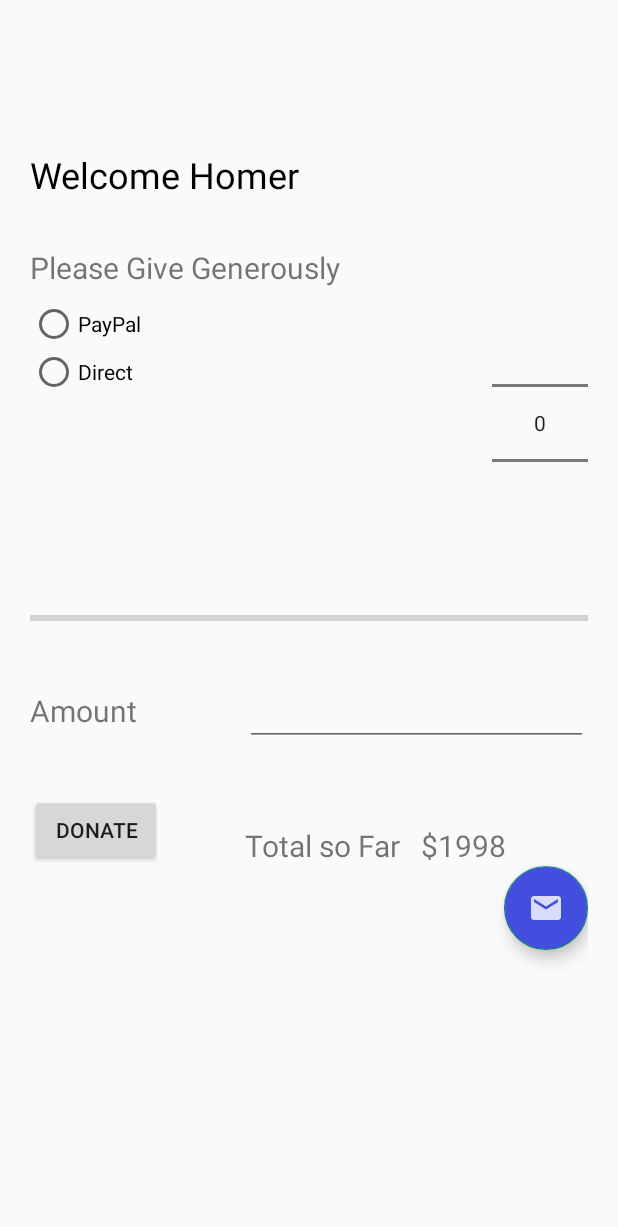
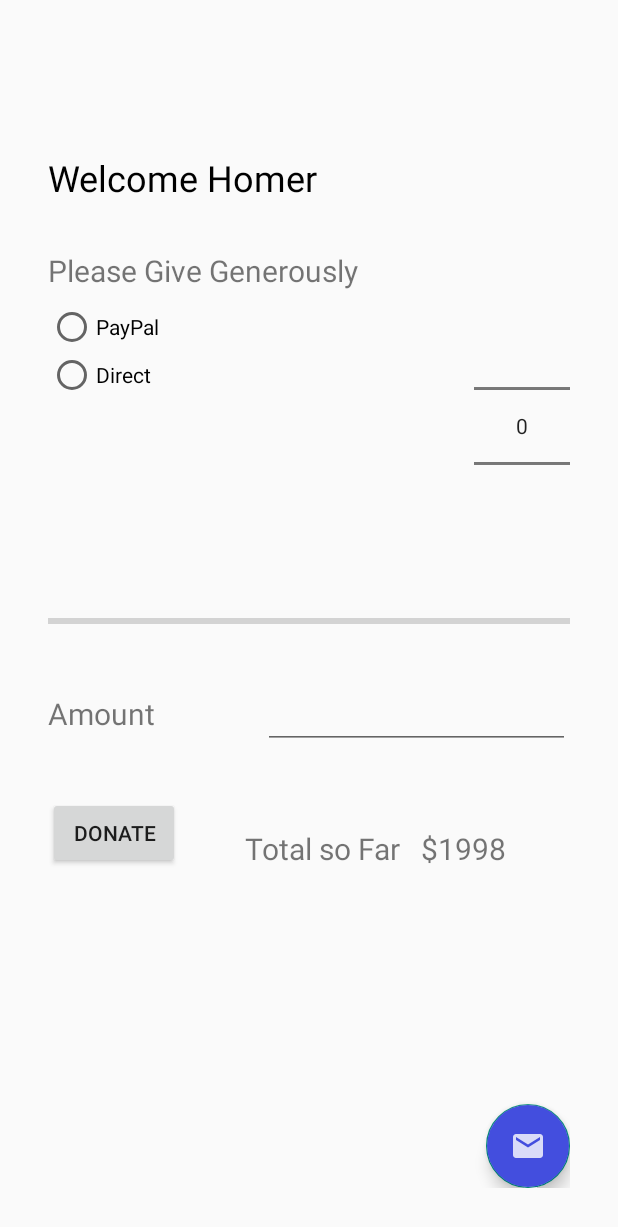
Before and after one commit to quiin1/MobDev_INT3120_20, an Android app: the layout donation_linear.xml on its own in the app's theme, with its tools: preview values and no code run, on a phone screen of 412 x 824 dp. Shown: the top 1227 px of the screen. Run offline under Robolectric (Android 15) with nearby library versions, the light colour scheme and no system bars.

Commit message:
week4: fix some layout

```diff
--- a/week4viewwidget/app/src/main/res/layout/donation_constraint.xml
+++ b/week4viewwidget/app/src/main/res/layout/donation_constraint.xml
@@ -4,7 +4,7 @@
     xmlns:tools="http://schemas.android.com/tools"
     android:layout_width="match_parent"
     android:layout_height="match_parent"
-    android:paddingHorizontal="20dp">
+    android:paddingHorizontal="32dp">
 
     <TextView
         android:id="@+id/textWelcome"
--- a/week4viewwidget/app/src/main/res/layout/donation_linear.xml
+++ b/week4viewwidget/app/src/main/res/layout/donation_linear.xml
@@ -4,13 +4,13 @@
     android:layout_width="match_parent"
     android:layout_height="match_parent"
     android:orientation="vertical"
-    android:paddingHorizontal="20dp">
+    android:padding="32dp">
 
     <TextView
         android:id="@+id/textView7"
         android:layout_width="match_parent"
         android:layout_height="wrap_content"
-        android:layout_marginTop="100dp"
+        android:layout_marginTop="70dp"
         android:text="Welcome Homer"
         android:textColor="@color/black"
         android:textSize="24sp" />
@@ -108,13 +108,18 @@
             android:textSize="20sp" />
     </LinearLayout>
 
-    <com.google.android.material.floatingactionbutton.FloatingActionButton
-        android:id="@+id/floatingActionButton2"
+    <LinearLayout
         android:layout_width="match_parent"
-        android:layout_height="wrap_content"
-        android:layout_gravity="bottom|right"
-        android:backgroundTint="@color/purple"
-        android:clickable="true"
-        android:src="@drawable/ic_action_name" />
+        android:layout_height="match_parent"
+        android:layoutDirection="rtl">
+
+        <com.google.android.material.floatingactionbutton.FloatingActionButton
+            android:id="@+id/floatingActionButton2"
+            android:layout_width="wrap_content"
+            android:layout_height="wrap_content"
+            android:layout_gravity="bottom"
+            android:backgroundTint="@color/purple"
+            android:src="@drawable/ic_action_name" />
+    </LinearLayout>
 
 </LinearLayout>
--- a/week4viewwidget/app/src/main/res/layout/donation_relative.xml
+++ b/week4viewwidget/app/src/main/res/layout/donation_relative.xml
@@ -2,13 +2,13 @@
 <RelativeLayout xmlns:android="http://schemas.android.com/apk/res/android"
     android:layout_width="match_parent"
     android:layout_height="match_parent"
-    android:padding="18dp">
+    android:padding="32dp">
 
     <TextView
         android:id="@+id/textWelcome"
         android:layout_width="match_parent"
         android:layout_height="wrap_content"
-        android:layout_marginTop="100dp"
+        android:layout_marginTop="70dp"
         android:text="Welcome Homer"
         android:textColor="@color/black"
         android:textSize="24sp" />
--- a/week4viewwidget/app/src/main/res/layout/essentials_table.xml
+++ b/week4viewwidget/app/src/main/res/layout/essentials_table.xml
@@ -73,6 +73,7 @@
         android:layout_width="match_parent"
         android:layout_height="match_parent" >
 
+        <TableRow>
             <CheckBox
                 android:id="@+id/checkBox"
                 android:layout_width="wrap_content"
@@ -90,6 +91,7 @@
                 android:layout_width="wrap_content"
                 android:layout_height="wrap_content"
                 android:text="Veggies" />
+        </TableRow>
     </TableRow>
 
 
@@ -119,13 +121,14 @@
             android:id="@+id/button"
             android:layout_width="wrap_content"
             android:layout_height="wrap_content"
+            android:layout_weight="1"
+            android:layout_marginRight="40dp"
             android:text="EXIT" />
 
         <Button
             android:id="@+id/button2"
             android:layout_width="wrap_content"
             android:layout_height="wrap_content"
-            android:layout_gravity="right"
             android:text="SMS - PLACE YOUR ORDER" />
     </TableRow>
 
```
Also changed, not shown: week4viewwidget/app/src/main/res/layout/donation_table.xml (+13 -8 lines). Lines whose indentation alone changed are shown as unchanged.
